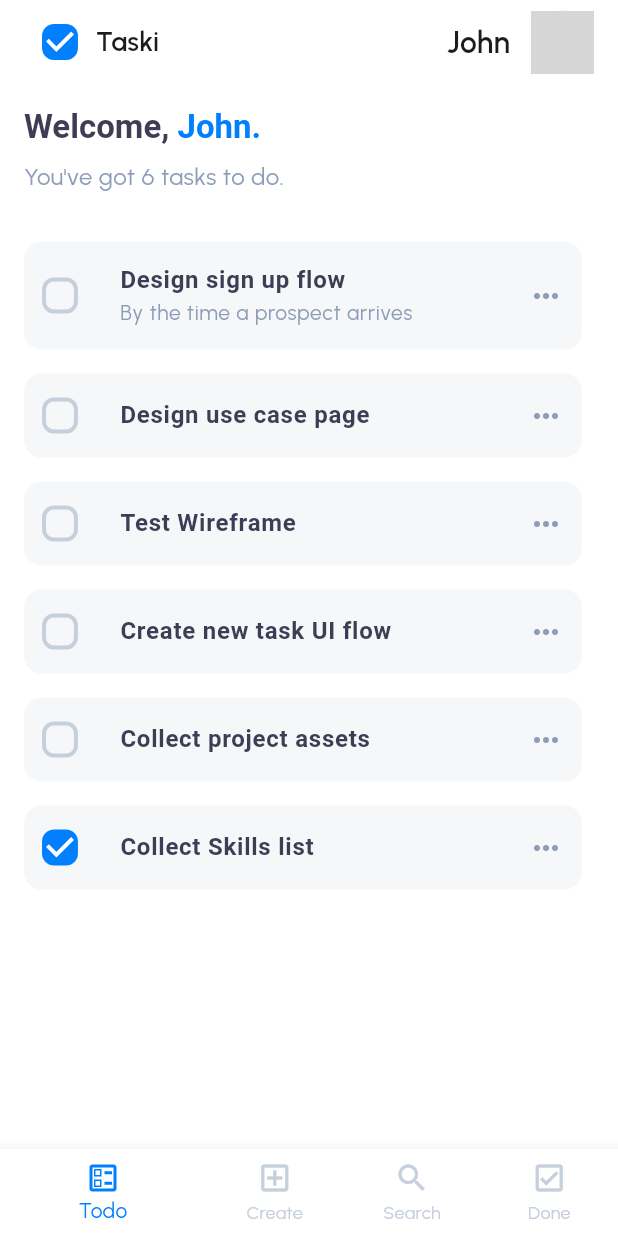
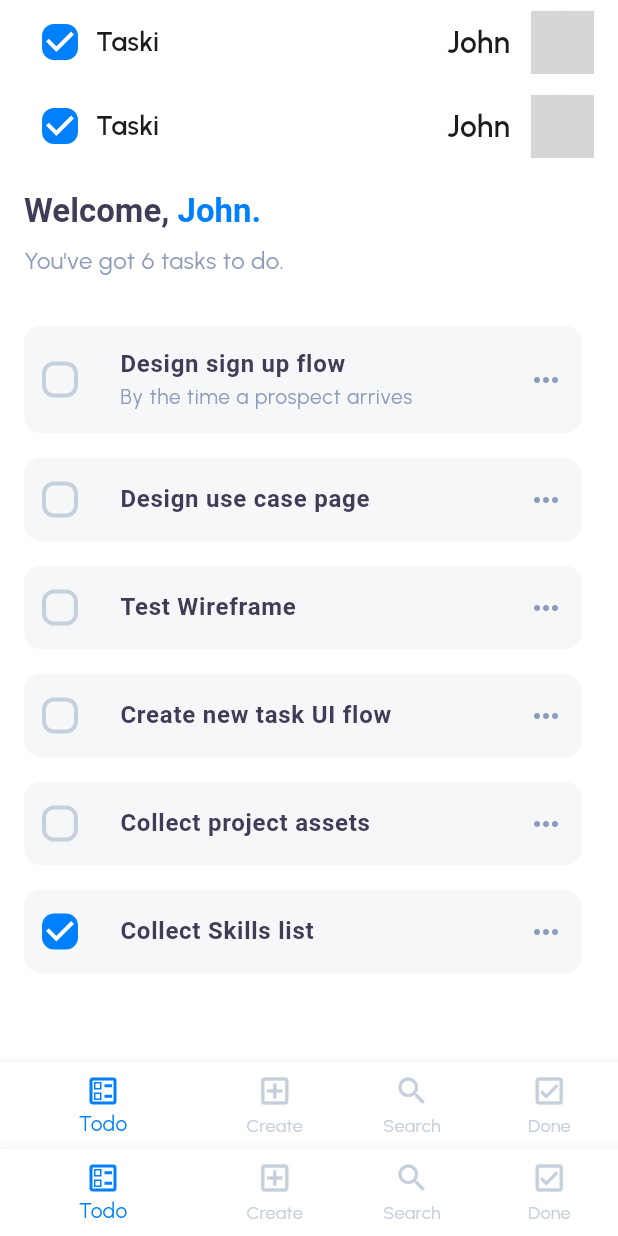
Before and after one commit to WemersonDamasceno/Taski, a Flutter app: the screen it shows after launch, on a phone screen of 412 x 824 dp. Run offline on Flutter 3.47's test engine with Material 3 defaults, Android fonts, the phone set to English and light mode, and no system bars; our stand-ins replace bloc, equatable, flutter_bloc, get_it, shimmer; network calls fail; grey boxes are pictures that could not be loaded.

Commit message:
feat: add logic to navigation in bottom-navigation

```diff
--- a/lib/main.dart
+++ b/lib/main.dart
@@ -1,7 +1,7 @@
 import 'package:flutter/material.dart';
 import 'package:taski/src/core/theme/theme_app.dart';
+import 'package:taski/src/home_navigation/presentation/views/home_navigation.dart';
 import 'package:taski/src/injection_container.dart';
-import 'package:taski/src/list_task/presentation/view/list_task_page.dart';
 
 void main() async {
   await initDependency();
@@ -16,7 +16,7 @@ class TaskiApp extends StatelessWidget {
     return MaterialApp(
       theme: AppTheme.lightTheme,
       debugShowCheckedModeBanner: false,
-      home: const ListTaskPage(),
+      home: const HomeNavigationPage(),
     );
   }
 }
--- /dev/null
+++ b/lib/src/home_navigation/presentation/views/home_navigation.dart
@@ -0,0 +1,55 @@
+import 'package:flutter/material.dart';
+import 'package:taski/src/core/constants/app_colors.dart';
+import 'package:taski/src/core/widgets/app_bar_widget.dart';
+import 'package:taski/src/create_task/presentation/view/create_task_view.dart';
+import 'package:taski/src/done_tasks/presentation/views/done_tasks_page.dart';
+import 'package:taski/src/home_navigation/presentation/widgets/app_bottom_navigation_widget.dart';
+import 'package:taski/src/list_task/presentation/view/list_task_page.dart';
+import 'package:taski/src/search_task/presentation/views/search_task_page.dart';
+
+class HomeNavigationPage extends StatefulWidget {
+  const HomeNavigationPage({super.key});
+
+  @override
+  State<HomeNavigationPage> createState() => _HomeNavigationPageState();
+}
+
+class _HomeNavigationPageState extends State<HomeNavigationPage> {
+  int _selectedIndex = 0;
+
+  final List<Widget> _screens = [
+    const ListTaskPage(),
+    const SizedBox(),
+    const SearchTaskPage(),
+    const DoneTasksPage(),
+  ];
+
+  @override
+  Widget build(BuildContext context) {
+    return Scaffold(
+      backgroundColor: AppColors.white,
+      appBar: const PreferredSize(
+        preferredSize: Size.fromHeight(kToolbarHeight),
+        child: AppBarWidget(),
+      ),
+      body: IndexedStack(
+        index: _selectedIndex,
+        children: _screens,
+      ),
+      bottomNavigationBar: AppBottomNavigationWidget(
+        selectedIndex: _selectedIndex,
+        onItemTapped: _onItemTapped,
+      ),
+    );
+  }
+
+  void _onItemTapped(int index) {
+    if (index == 1) {
+      CreateTaskView.showBottomSheet(context);
+    } else {
+      setState(() {
+        _selectedIndex = index;
+      });
+    }
+  }
+}
--- /dev/null
+++ b/lib/src/home_navigation/presentation/widgets/app_bottom_navigation_widget.dart
@@ -0,0 +1,48 @@
+import 'package:flutter/material.dart';
+import 'package:taski/src/core/constants/app_colors.dart';
+
+class AppBottomNavigationWidget extends StatelessWidget {
+  final int selectedIndex;
+  final void Function(int index) onItemTapped;
+
+  const AppBottomNavigationWidget({
+    super.key,
+    required this.selectedIndex,
+    required this.onItemTapped,
+  });
+
+  @override
+  Widget build(BuildContext context) {
+    return BottomNavigationBar(
+      currentIndex: selectedIndex,
+      onTap: onItemTapped,
+      enableFeedback: true,
+      selectedItemColor: AppColors.blue,
+      unselectedItemColor: AppColors.mutedAzure,
+      showSelectedLabels: true,
+      showUnselectedLabels: true,
+      items: const [
+        BottomNavigationBarItem(
+          icon: Icon(Icons.ballot_outlined),
+          backgroundColor: AppColors.white,
+          label: "Todo",
+        ),
+        BottomNavigationBarItem(
+          icon: Icon(Icons.add_box_outlined),
+          backgroundColor: AppColors.white,
+          label: "Create",
+        ),
+        BottomNavigationBarItem(
+          icon: Icon(Icons.search),
+          backgroundColor: AppColors.white,
+          label: "Search",
+        ),
+        BottomNavigationBarItem(
+          icon: Icon(Icons.check_box_outlined),
+          backgroundColor: AppColors.white,
+          label: "Done",
+        ),
+      ],
+    );
+  }
+}
```
